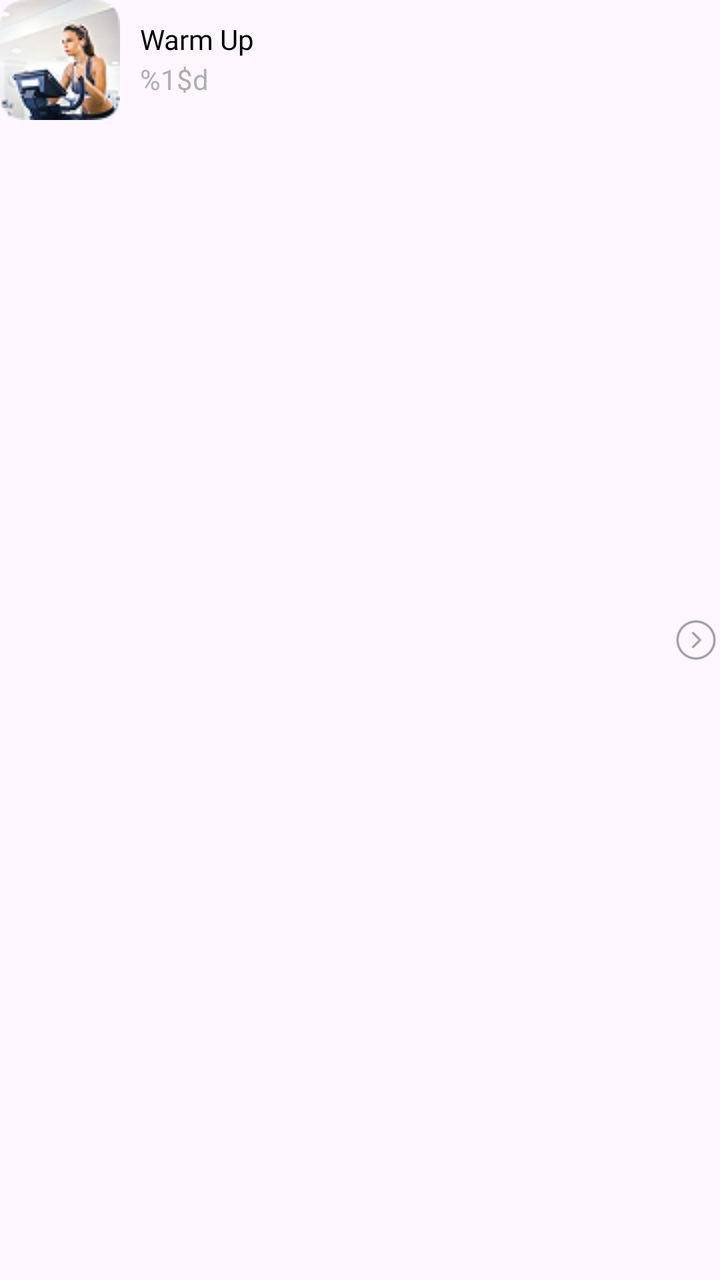
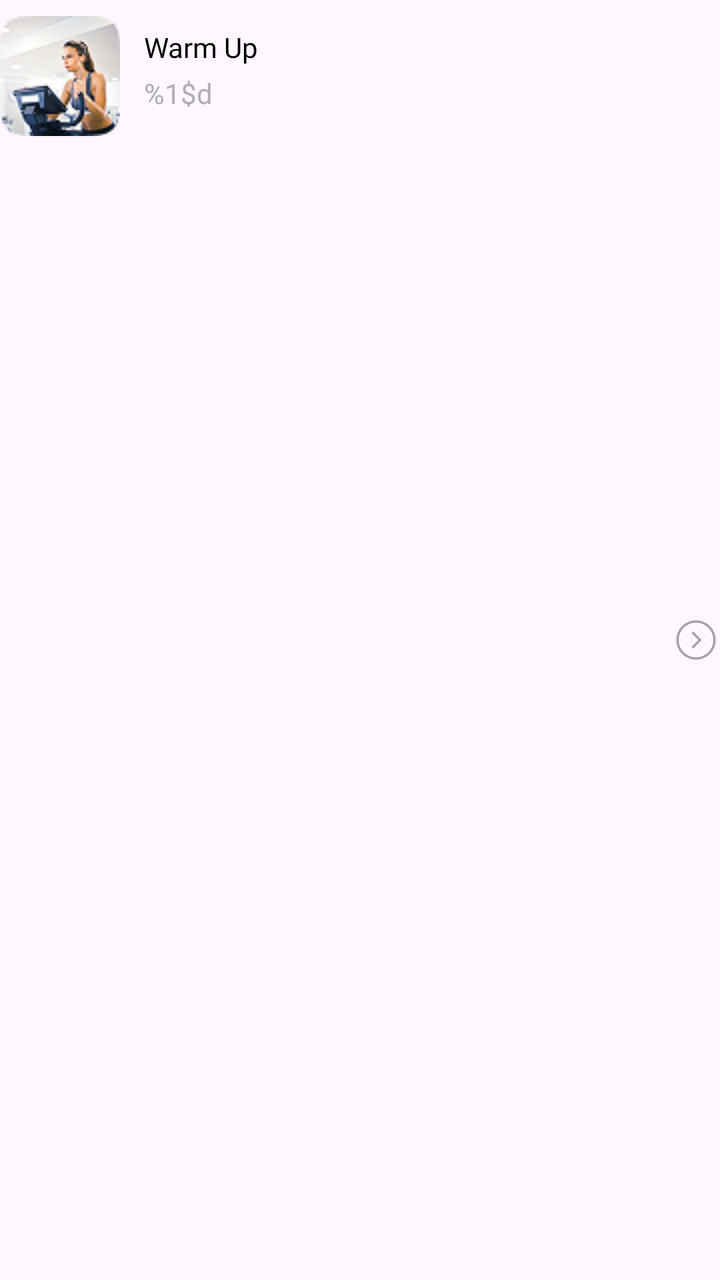

Compare the two renders of this Android layout. The source of the first and the diff that turns it into the second are given below.
<!-- AndroidManifest.xml: application theme Theme.DIDPOOLFit -->
<!-- res/layout/exercise_item.xml -->
<?xml version="1.0" encoding="utf-8"?>
<androidx.constraintlayout.widget.ConstraintLayout xmlns:android="http://schemas.android.com/apk/res/android"
    android:layout_width="match_parent"
    android:layout_height="wrap_content"
    xmlns:app="http://schemas.android.com/apk/res-auto"
    android:layout_marginHorizontal="30dp">

    <ImageView
        android:id="@+id/exercise_img"
        android:layout_width="wrap_content"
        android:layout_height="wrap_content"
        android:src="@drawable/warm_up"
        app:layout_constraintStart_toStartOf="parent"
        app:layout_constraintTop_toTopOf="parent"/>
    <TextView
        android:id="@+id/exercise_name"
        android:layout_width="wrap_content"
        android:layout_height="wrap_content"
        android:text="Warm Up"
        android:fontFamily="@font/poppins_bold"
        android:textColor="@color/black"
        android:textSize="14sp"
        app:layout_constraintStart_toEndOf="@+id/exercise_img"
        app:layout_constraintTop_toTopOf="parent"
        android:layout_margin="10dp"/>
    <TextView
        android:id="@+id/exercises_amount"
        android:layout_width="wrap_content"
        android:layout_height="wrap_content"
        android:text="%1$d"
        android:textColor="#AEAEB2"
        android:textSize="14sp"
        android:fontFamily="@font/poppins_regular"
        app:layout_constraintTop_toBottomOf="@+id/exercise_name"
        app:layout_constraintStart_toEndOf="@+id/exercise_img"
        app:layout_constraintBottom_toBottomOf="@+id/exercise_img"
        android:layout_marginBottom="10dp"
        android:layout_marginStart="10dp"/>

    <ImageView
        android:id="@+id/icon_next"
        android:layout_width="wrap_content"
        android:layout_height="wrap_content"
        android:src="@drawable/icon_next"
        app:layout_constraintEnd_toEndOf="parent"
        app:layout_constraintTop_toTopOf="parent"
        app:layout_constraintBottom_toBottomOf="parent"/>
</androidx.constraintlayout.widget.ConstraintLayout>
<!-- resources referenced by this layout -->
<resources>
  <color name="black">#FF000000</color>
  <!-- drawable icon_next (drawable) -->
  <vector xmlns:android="http://schemas.android.com/apk/res/android"
      android:width="24dp"
      android:height="24dp"
      android:viewportWidth="24"
      android:viewportHeight="24">
    <path
        android:pathData="M12,21.25C17.108,21.25 21.25,17.109 21.25,12C21.25,6.892 17.108,2.75 12,2.75C6.892,2.75 2.75,6.892 2.75,12C2.75,17.109 6.892,21.25 12,21.25Z"
        android:strokeLineJoin="round"
        android:strokeWidth="1.2"
        android:fillColor="#00000000"
        android:strokeColor="#A5A3B0"
        android:strokeLineCap="round"/>
    <path
        android:pathData="M10.558,15.471L14.044,12L10.558,8.529"
        android:strokeLineJoin="round"
        android:strokeWidth="1.2"
        android:fillColor="#00000000"
        android:strokeColor="#A5A3B0"
        android:strokeLineCap="round"/>
  </vector>
  <!-- drawable warm_up: png bitmap (drawable, 9054 bytes) -->
  <style name="Theme.DIDPOOLFit" parent="Base.Theme.DIDPOOLFit" />
  <style name="Base.Theme.DIDPOOLFit" parent="Theme.Material3.DayNight.NoActionBar">
          
          
      </style>
</resources>

<!-- the commit's change to res/layout/exercise_item.xml (unified diff, before → after) -->
@@ -3,26 +3,35 @@
     android:layout_width="match_parent"
     android:layout_height="wrap_content"
     xmlns:app="http://schemas.android.com/apk/res-auto"
-    android:layout_marginHorizontal="30dp">
+    android:paddingVertical="8dp">
 
     <ImageView
         android:id="@+id/exercise_img"
-        android:layout_width="wrap_content"
-        android:layout_height="wrap_content"
+        android:layout_width="60dp"
+        android:layout_height="60dp"
+        android:scaleType="fitCenter"
+        android:importantForAccessibility="no"
         android:src="@drawable/warm_up"
         app:layout_constraintStart_toStartOf="parent"
+        app:layout_constraintBottom_toBottomOf="parent"
+        app:layout_constraintVertical_bias="0"
         app:layout_constraintTop_toTopOf="parent"/>
     <TextView
         android:id="@+id/exercise_name"
-        android:layout_width="wrap_content"
+        android:layout_width="0dp"
         android:layout_height="wrap_content"
         android:text="Warm Up"
         android:fontFamily="@font/poppins_bold"
         android:textColor="@color/black"
         android:textSize="14sp"
         app:layout_constraintStart_toEndOf="@+id/exercise_img"
-        app:layout_constraintTop_toTopOf="parent"
-        android:layout_margin="10dp"/>
+        app:layout_constraintBottom_toBottomOf="parent"
+        app:layout_constraintVertical_bias="0"
+        app:layout_constraintEnd_toStartOf="@id/icon_next"
+        app:layout_constraintTop_toTopOf="@id/exercise_img"
+        android:layout_marginTop="6dp"
+        android:layout_marginStart="12dp"
+        android:layout_marginEnd="8dp"/>
     <TextView
         android:id="@+id/exercises_amount"
         android:layout_width="wrap_content"
@@ -33,14 +42,15 @@
         android:fontFamily="@font/poppins_regular"
         app:layout_constraintTop_toBottomOf="@+id/exercise_name"
         app:layout_constraintStart_toEndOf="@+id/exercise_img"
-        app:layout_constraintBottom_toBottomOf="@+id/exercise_img"
-        android:layout_marginBottom="10dp"
-        android:layout_marginStart="10dp"/>
+        android:layout_marginTop="4dp"
+        android:layout_marginStart="12dp"/>
 
     <ImageView
         android:id="@+id/icon_next"
-        android:layout_width="wrap_content"
-        android:layout_height="wrap_content"
+        android:layout_width="24dp"
+        android:layout_height="24dp"
+        android:scaleType="centerInside"
+        android:importantForAccessibility="no"
         android:src="@drawable/icon_next"
         app:layout_constraintEnd_toEndOf="parent"
         app:layout_constraintTop_toTopOf="parent"
